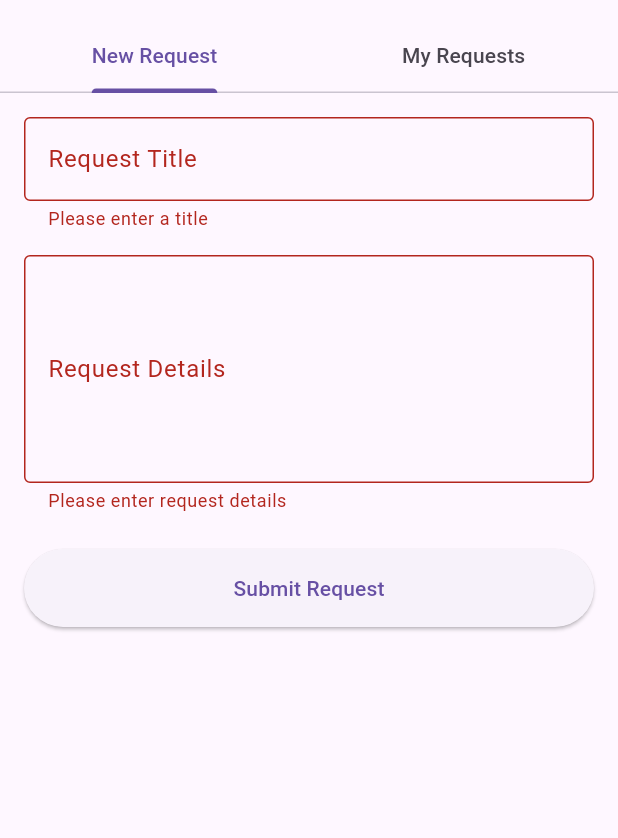
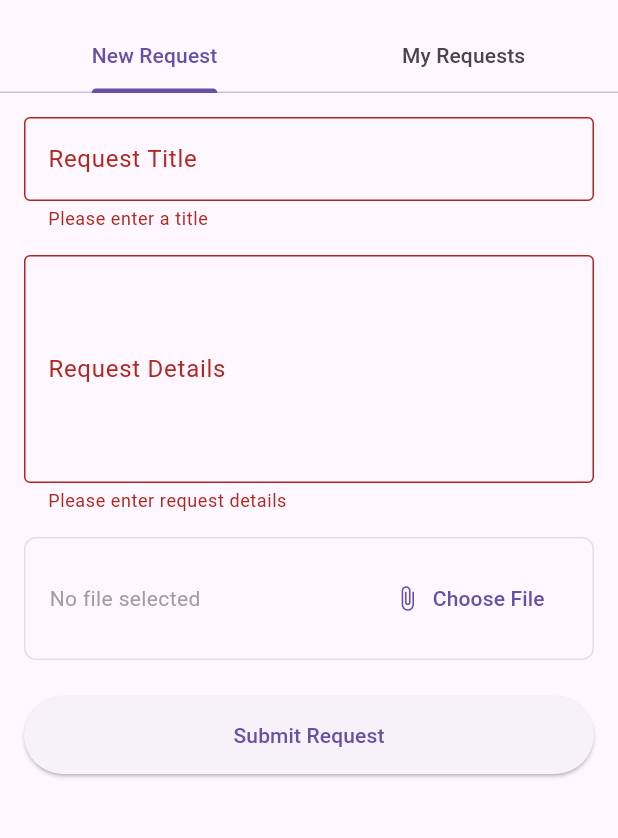
Before and after one commit to akararkan/exam-guide-flutter, a Flutter app: the ReportTab screen opened directly, after a tap on "Submit Request", on a phone screen of 412 x 824 dp, the part 63-901 px from its top. Run offline on Flutter 3.47's test engine with Material 3 defaults, Android fonts, the phone set to English and light mode, and no system bars; our stand-ins replace file_picker; missing offline and left inert: jwt_decode; network calls fail.

Commit message:
new commit

```diff
--- a/lib/student_screens/tabPages/ReportTab.dart
+++ b/lib/student_screens/tabPages/ReportTab.dart
@@ -1,9 +1,11 @@
+import 'package:file_picker/file_picker.dart';
 import 'package:flutter/material.dart';
 import 'package:http/http.dart' as http;
 import 'dart:convert';
 import 'package:intl/intl.dart';
 
 import '../../global.dart';
+import 'package:http_parser/http_parser.dart';
 
 
 // User Model
@@ -57,6 +59,7 @@ class StudentRequest {
   final String requestStatus;
   final DateTime? createdAt;
   final DateTime? updatedAt;
+  final String? attachmentFile;
   final User user;
 
   StudentRequest({
@@ -67,6 +70,7 @@ class StudentRequest {
     required this.requestStatus,
     this.createdAt,
     this.updatedAt,
+    this.attachmentFile,
     required this.user,
   });
 
@@ -79,6 +83,7 @@ class StudentRequest {
       requestStatus: json['requestStatus'],
       createdAt: json['createdAt'] != null ? DateTime.parse(json['createdAt']) : null,
       updatedAt: json['updatedAt'] != null ? DateTime.parse(json['updatedAt']) : null,
+      attachmentFile: json['attachmentFile'],
       user: User.fromJson(json['user']),
     );
   }
@@ -89,10 +94,10 @@ class StudentRequest {
       'requestBody': requestBody,
       'requestStatus': requestStatus,
       'requestDate': DateTime.now().toIso8601String(),
+      'attachmentFile': attachmentFile,
     };
   }
 }
-
 class ReportTab extends StatefulWidget {
   const ReportTab({super.key});
 
@@ -193,12 +198,54 @@ class _NewRequestFormState extends State<NewRequestForm> {
   final _headerController = TextEditingController();
   final _bodyController = TextEditingController();
   bool _isSubmitting = false;
+  PlatformFile? _selectedFile;
+  String? _fileName;
+
+  Future<void> _pickFile() async {
+    try {
+      final result = await FilePicker.platform.pickFiles(
+        type: FileType.image,
+        allowMultiple: false,
+      );
+
+      if (result != null) {
+        setState(() {
+          _selectedFile = result.files.first;
+          _fileName = _selectedFile!.name;
+        });
+      }
+    } catch (e) {
+      if (mounted) {
+        ScaffoldMessenger.of(context).showSnackBar(
+          SnackBar(content: Text('Error picking file: $e')),
+        );
+      }
+    }
+  }
 
   Future<void> _submitRequest() async {
     if (!_formKey.currentState!.validate()) return;
 
     setState(() => _isSubmitting = true);
     try {
+      // Create multipart request
+      var request = http.MultipartRequest(
+        'POST',
+        Uri.parse('$api/student-requests/addStudentRequest/$globalUserId'),
+      );
+
+      // Add file if selected
+      if (_selectedFile != null) {
+        final file = await http.MultipartFile.fromPath(
+          'attachmentFile',
+          _selectedFile!.path!,
+          // Set the content type for the file
+          contentType: MediaType('image', 'jpeg'), // Adjust based on your file type
+        );
+        request.files.add(file);
+      }
+
+      // Create the student request JSON
       final requestData = {
         'requestHeader': _headerController.text,
         'requestBody': _bodyController.text,
@@ -206,21 +253,33 @@ class _NewRequestFormState extends State<NewRequestForm> {
         'requestDate': DateTime.now().toIso8601String(),
       };
 
-      final response = await http.post(
-        Uri.parse('$api/student-requests/addStudentRequest/$globalUserId'),
-        headers: {'Content-Type': 'application/json'},
-        body: json.encode(requestData),
+      // Add the JSON part with correct content type
+      final studentRequestPart = http.MultipartFile.fromString(
+        'studentRequest',
+        json.encode(requestData),
+        contentType: MediaType('application', 'json'),
       );
+      request.files.add(studentRequestPart);
+
+      // Send the request
+      final streamedResponse = await request.send();
+      final response = await http.Response.fromStream(streamedResponse);
 
       if (response.statusCode == 201 || response.statusCode == 200) {
         _headerController.clear();
         _bodyController.clear();
+        setState(() {
+          _selectedFile = null;
+          _fileName = null;
+        });
         widget.onRequestSubmitted();
         if (mounted) {
           ScaffoldMessenger.of(context).showSnackBar(
             const SnackBar(content: Text('Request submitted successfully')),
           );
         }
+      } else {
+        throw Exception('Failed to submit request: ${response.body}');
       }
     } catch (e) {
       if (mounted) {
@@ -269,6 +328,57 @@ class _NewRequestFormState extends State<NewRequestForm> {
                 return null;
               },
             ),
+            const SizedBox(height: 16),
+            // File attachment section
+            Container(
+              padding: const EdgeInsets.all(16),
+              decoration: BoxDecoration(
+                border: Border.all(color: Colors.grey.shade300),
+                borderRadius: BorderRadius.circular(8),
+              ),
+              child: Column(
+                crossAxisAlignment: CrossAxisAlignment.start,
+                children: [
+                  Row(
+                    children: [
+                      Expanded(
+                        child: Text(
+                          _fileName ?? 'No file selected',
+                          style: TextStyle(
+                            color: _fileName != null ? Colors.black87 : Colors.grey,
+                          ),
+                          overflow: TextOverflow.ellipsis,
+                        ),
+                      ),
+                      const SizedBox(width: 8),
+                      TextButton.icon(
+                        onPressed: _isSubmitting ? null : _pickFile,
+                        icon: const Icon(Icons.attach_file),
+                        label: const Text('Choose File'),
+                      ),
+                    ],
+                  ),
+                  if (_fileName != null)
+                    Padding(
+                      padding: const EdgeInsets.only(top: 8),
+                      child: TextButton(
+                        onPressed: _isSubmitting
+                            ? null
+                            : () {
+                          setState(() {
+                            _selectedFile = null;
+                            _fileName = null;
+                          });
+                        },
+                        child: const Text('Remove File'),
+                        style: TextButton.styleFrom(
+                          foregroundColor: Colors.red,
+                        ),
+                      ),
+                    ),
+                ],
+              ),
+            ),
             const SizedBox(height: 24),
             ElevatedButton(
               onPressed: _isSubmitting ? null : _submitRequest,
@@ -287,6 +397,13 @@ class _NewRequestFormState extends State<NewRequestForm> {
         ),
       ),
     );
+  }
+
+  @override
+  void dispose() {
+    _headerController.dispose();
+    _bodyController.dispose();
+    super.dispose();
   }
 }
 
--- a/pubspec.yaml
+++ b/pubspec.yaml
@@ -42,6 +42,10 @@ dependencies:
   flutter_spinkit: ^5.1.0
   intl: ^0.18.0
   shimmer: ^3.0.0
+  image_picker: ^1.0.7
+  file_picker: ^8.3.1
+
+
 
 dev_dependencies:
   flutter_test:
```
Also changed, not shown: pubspec.lock, 5 other files.
